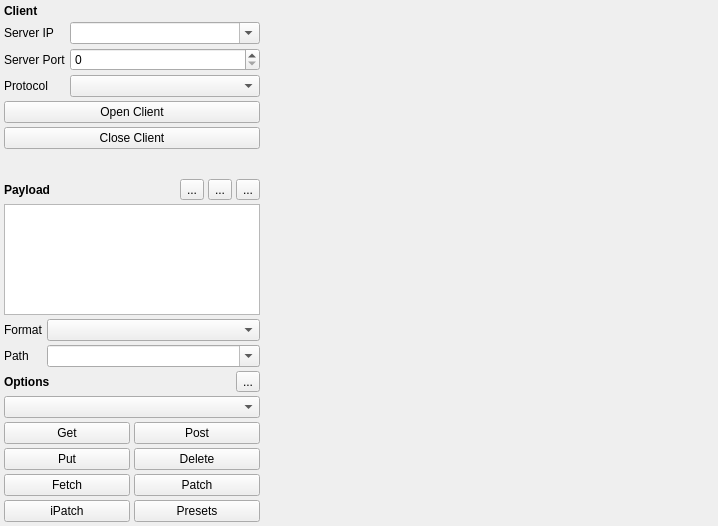
This is src/x/coap/coapclientui.ui in x-tools-author/x-tools as Qt 5 draws it before an edit. The edited form follows.
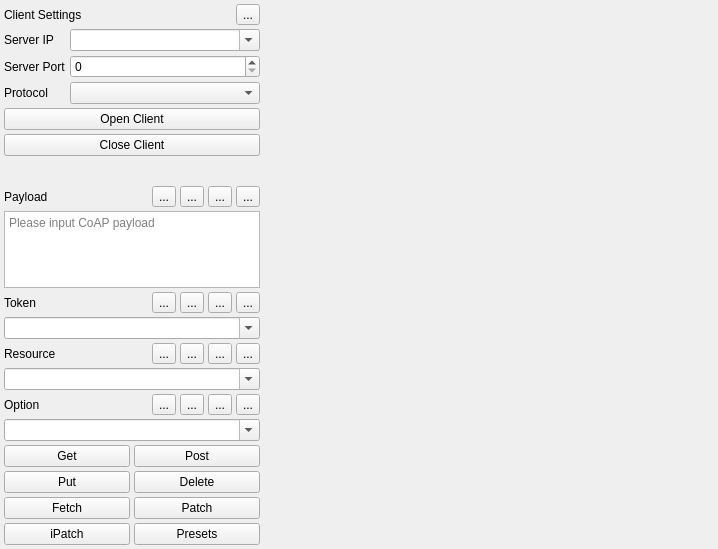
This is the edited form.

The edit to the form file:
```diff
--- a/src/x/coap/coapclientui.ui
+++ b/src/x/coap/coapclientui.ui
@@ -7,7 +7,7 @@
     <x>0</x>
     <y>0</y>
     <width>718</width>
-    <height>526</height>
+    <height>549</height>
    </rect>
   </property>
   <property name="windowTitle">
@@ -96,10 +96,255 @@
      <property name="spacing">
       <number>4</number>
      </property>
-     <item row="3" column="1">
-      <widget class="QComboBox" name="comboBoxPayloadFormat"/>
+     <item row="3" column="0" colspan="2">
+      <layout class="QHBoxLayout" name="horizontalLayout_4">
+       <item>
+        <widget class="QLabel" name="label_7">
+         <property name="text">
+          <string>Token</string>
+         </property>
+        </widget>
+       </item>
+       <item>
+        <widget class="QToolButton" name="toolButtonTokenFormat">
+         <property name="toolTip">
+          <string>Change the token format</string>
+         </property>
+         <property name="text">
+          <string>...</string>
+         </property>
+        </widget>
+       </item>
+       <item>
+        <widget class="QToolButton" name="toolButtonTokenRemove">
+         <property name="toolTip">
+          <string>Remove the token from list</string>
+         </property>
+         <property name="statusTip">
+          <string>Token text format</string>
+         </property>
+         <property name="text">
+          <string>...</string>
+         </property>
+        </widget>
+       </item>
+       <item>
+        <widget class="QToolButton" name="toolButtonTokenAdd">
+         <property name="toolTip">
+          <string>Add the token to list</string>
+         </property>
+         <property name="statusTip">
+          <string>Save the token</string>
+         </property>
+         <property name="text">
+          <string>...</string>
+         </property>
+        </widget>
+       </item>
+       <item>
+        <widget class="QToolButton" name="toolButtonTokenEdit">
+         <property name="toolTip">
+          <string>Edit token list</string>
+         </property>
+         <property name="statusTip">
+          <string>Edit token</string>
+         </property>
+         <property name="text">
+          <string>...</string>
+         </property>
+        </widget>
+       </item>
+      </layout>
+     </item>
+     <item row="2" column="0" colspan="2">
+      <widget class="QTextEdit" name="textEditPayload">
+       <property name="sizePolicy">
+        <sizepolicy hsizetype="Preferred" vsizetype="Expanding">
+         <horstretch>0</horstretch>
+         <verstretch>0</verstretch>
+        </sizepolicy>
+       </property>
+       <property name="placeholderText">
+        <string>Please input CoAP payload</string>
+       </property>
+      </widget>
      </item>
      <item row="7" column="0" colspan="2">
+      <layout class="QHBoxLayout" name="horizontalLayout">
+       <item>
+        <widget class="QLabel" name="label_5">
+         <property name="font">
+          <font>
+           <bold>false</bold>
+          </font>
+         </property>
+         <property name="text">
+          <string>Option</string>
+         </property>
+        </widget>
+       </item>
+       <item>
+        <widget class="QToolButton" name="toolButtonOptionFormat">
+         <property name="toolTip">
+          <string>Change the optioin format</string>
+         </property>
+         <property name="text">
+          <string>...</string>
+         </property>
+        </widget>
+       </item>
+       <item>
+        <widget class="QToolButton" name="toolButtonOptionRemove">
+         <property name="toolTip">
+          <string>Remove the option from list</string>
+         </property>
+         <property name="text">
+          <string>...</string>
+         </property>
+        </widget>
+       </item>
+       <item>
+        <widget class="QToolButton" name="toolButtonOptionAdd">
+         <property name="toolTip">
+          <string>Add the option to list</string>
+         </property>
+         <property name="text">
+          <string>...</string>
+         </property>
+        </widget>
+       </item>
+       <item>
+        <widget class="QToolButton" name="toolButtonOptionEdit">
+         <property name="toolTip">
+          <string>Edit option list</string>
+         </property>
+         <property name="text">
+          <string>...</string>
+         </property>
+        </widget>
+       </item>
+      </layout>
+     </item>
+     <item row="5" column="0" colspan="2">
+      <layout class="QHBoxLayout" name="horizontalLayout_3">
+       <item>
+        <widget class="QLabel" name="label_6">
+         <property name="sizePolicy">
+          <sizepolicy hsizetype="Expanding" vsizetype="Preferred">
+           <horstretch>0</horstretch>
+           <verstretch>0</verstretch>
+          </sizepolicy>
+         </property>
+         <property name="text">
+          <string>Resource</string>
+         </property>
+        </widget>
+       </item>
+       <item>
+        <widget class="QToolButton" name="toolButtonResourceFormat">
+         <property name="toolTip">
+          <string>Change the resource format</string>
+         </property>
+         <property name="text">
+          <string>...</string>
+         </property>
+        </widget>
+       </item>
+       <item>
+        <widget class="QToolButton" name="toolButtonResourceRemove">
+         <property name="toolTip">
+          <string>Remove the resource from list</string>
+         </property>
+         <property name="text">
+          <string>...</string>
+         </property>
+        </widget>
+       </item>
+       <item>
+        <widget class="QToolButton" name="toolButtonResourceAdd">
+         <property name="toolTip">
+          <string>Add the resource to list</string>
+         </property>
+         <property name="text">
+          <string>...</string>
+         </property>
+        </widget>
+       </item>
+       <item>
+        <widget class="QToolButton" name="toolButtonResourceEdit">
+         <property name="toolTip">
+          <string>Edit option resource</string>
+         </property>
+         <property name="text">
+          <string>...</string>
+         </property>
+        </widget>
+       </item>
+      </layout>
+     </item>
+     <item row="0" column="0" rowspan="2" colspan="2">
+      <layout class="QHBoxLayout" name="horizontalLayout_2">
+       <item>
+        <widget class="QLabel" name="label_8">
+         <property name="sizePolicy">
+          <sizepolicy hsizetype="Preferred" vsizetype="Preferred">
+           <horstretch>0</horstretch>
+           <verstretch>0</verstretch>
+          </sizepolicy>
+         </property>
+         <property name="font">
+          <font>
+           <bold>false</bold>
+          </font>
+         </property>
+         <property name="text">
+          <string>Payload</string>
+         </property>
+        </widget>
+       </item>
+       <item>
+        <widget class="QToolButton" name="toolButtonPayloadFormat">
+         <property name="toolTip">
+          <string>Payload format</string>
+         </property>
+         <property name="text">
+          <string>...</string>
+         </property>
+        </widget>
+       </item>
+       <item>
+        <widget class="QToolButton" name="toolButtonPayloadLoad">
+         <property name="toolTip">
+          <string>Preset payload list</string>
+         </property>
+         <property name="text">
+          <string>...</string>
+         </property>
+        </widget>
+       </item>
+       <item>
+        <widget class="QToolButton" name="toolButtonPayloadSave">
+         <property name="toolTip">
+          <string>Save current payload</string>
+         </property>
+         <property name="text">
+          <string>...</string>
+         </property>
+        </widget>
+       </item>
+       <item>
+        <widget class="QToolButton" name="toolButtonPayloadEdit">
+         <property name="toolTip">
+          <string>Edit payload list</string>
+         </property>
+         <property name="text">
+          <string>...</string>
+         </property>
+        </widget>
+       </item>
+      </layout>
+     </item>
+     <item row="9" column="0" colspan="2">
       <layout class="QGridLayout" name="gridLayout_4">
        <property name="spacing">
         <number>4</number>
@@ -162,143 +407,33 @@
        </item>
       </layout>
      </item>
-     <item row="4" column="0">
-      <widget class="QLabel" name="label_6">
-       <property name="sizePolicy">
-        <sizepolicy hsizetype="Fixed" vsizetype="Preferred">
-         <horstretch>0</horstretch>
-         <verstretch>0</verstretch>
-        </sizepolicy>
-       </property>
-       <property name="text">
-        <string>Path</string>
-       </property>
-      </widget>
-     </item>
-     <item row="3" column="0">
-      <widget class="QLabel" name="label_7">
-       <property name="sizePolicy">
-        <sizepolicy hsizetype="Fixed" vsizetype="Preferred">
-         <horstretch>0</horstretch>
-         <verstretch>0</verstretch>
-        </sizepolicy>
-       </property>
-       <property name="text">
-        <string>Format</string>
-       </property>
-      </widget>
-     </item>
-     <item row="4" column="1">
-      <widget class="QComboBox" name="comboBoxPath">
+     <item row="8" column="0" colspan="2">
+      <widget class="QComboBox" name="comboBoxOption">
        <property name="editable">
         <bool>true</bool>
        </property>
-      </widget>
-     </item>
-     <item row="2" column="0" colspan="2">
-      <widget class="QTextEdit" name="textEditPayload">
-       <property name="sizePolicy">
-        <sizepolicy hsizetype="Preferred" vsizetype="Expanding">
-         <horstretch>0</horstretch>
-         <verstretch>0</verstretch>
-        </sizepolicy>
+       <property name="placeholderText">
+        <string>Please input CoAP option</string>
        </property>
       </widget>
      </item>
-     <item row="5" column="0" colspan="2">
-      <layout class="QHBoxLayout" name="horizontalLayout">
-       <item>
-        <widget class="QLabel" name="label_5">
-         <property name="font">
-          <font>
-           <bold>true</bold>
-          </font>
-         </property>
-         <property name="text">
-          <string>Options</string>
-         </property>
-        </widget>
-       </item>
-       <item>
-        <widget class="QToolButton" name="toolButtonOptionEdit">
-         <property name="toolTip">
-          <string>Edit options</string>
-         </property>
-         <property name="text">
-          <string>...</string>
-         </property>
-        </widget>
-       </item>
-      </layout>
-     </item>
      <item row="6" column="0" colspan="2">
-      <widget class="QComboBox" name="comboBoxOptionList"/>
+      <widget class="QComboBox" name="comboBoxResource">
+       <property name="editable">
+        <bool>true</bool>
+       </property>
+       <property name="placeholderText">
+        <string>Please input CoAP resource</string>
+       </property>
+      </widget>
      </item>
-     <item row="0" column="0" rowspan="2" colspan="2">
-      <layout class="QHBoxLayout" name="horizontalLayout_2">
-       <item>
-        <widget class="QLabel" name="label_8">
-         <property name="sizePolicy">
-          <sizepolicy hsizetype="Preferred" vsizetype="Preferred">
-           <horstretch>0</horstretch>
-           <verstretch>0</verstretch>
-          </sizepolicy>
-         </property>
-         <property name="font">
-          <font>
-           <bold>true</bold>
-          </font>
-         </property>
-         <property name="text">
-          <string>Payload</string>
-         </property>
-        </widget>
-       </item>
-       <item>
-        <widget class="QToolButton" name="toolButtonPayloadList">
-         <property name="toolTip">
-          <string>Preset payload list</string>
-         </property>
-         <property name="text">
-          <string>...</string>
-         </property>
-        </widget>
-       </item>
-       <item>
-        <widget class="QToolButton" name="toolButtonPayloadSave">
-         <property name="toolTip">
-          <string>Save current payload</string>
-         </property>
-         <property name="text">
-          <string>...</string>
-         </property>
-        </widget>
-       </item>
-       <item>
-        <widget class="QToolButton" name="toolButtonPayloadEdit">
-         <property name="toolTip">
-          <string>Edit payload list</string>
-         </property>
-         <property name="text">
-          <string>...</string>
-         </property>
-        </widget>
-       </item>
-      </layout>
-     </item>
-    </layout>
-   </item>
-   <item row="0" column="0" colspan="2">
-    <layout class="QHBoxLayout" name="horizontalLayout_3">
-     <item>
-      <widget class="QLabel" name="label_9">
-       <property name="font">
-        <font>
-         <bold>true</bold>
-        </font>
+     <item row="4" column="0" colspan="2">
+      <widget class="QComboBox" name="comboBoxToken">
+       <property name="editable">
+        <bool>true</bool>
        </property>
-       <property name="text">
-        <string>Client</string>
+       <property name="placeholderText">
+        <string>Please input CoAP token</string>
        </property>
       </widget>
      </item>
@@ -331,6 +466,24 @@
      </property>
     </widget>
    </item>
+   <item row="0" column="0" colspan="2">
+    <layout class="QHBoxLayout" name="horizontalLayout_5">
+     <item>
+      <widget class="QLabel" name="label_9">
+       <property name="text">
+        <string>Client Settings</string>
+       </property>
+      </widget>
+     </item>
+     <item>
+      <widget class="QToolButton" name="toolButtonClient">
+       <property name="text">
+        <string>...</string>
+       </property>
+      </widget>
+     </item>
+    </layout>
+   </item>
   </layout>
  </widget>
  <resources/>
```
